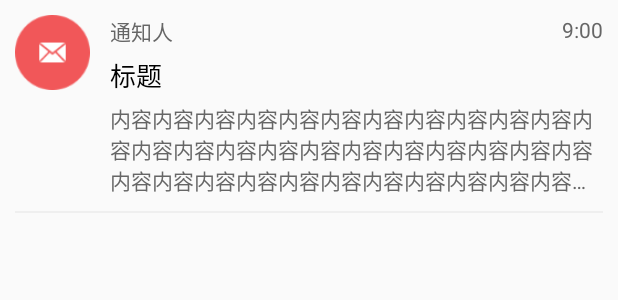
After one commit to hostgithub/OaSystem, an Android app: the layout item_notice_list.xml on its own in the app's theme, with its tools: preview values and no code run, on a phone screen of 412 x 824 dp. The commit adds this screen. Shown: the top 300 px of the screen. Run offline under Robolectric (Android 15) with nearby library versions, the phone set to English and light mode, and no system bars.

Commit message:
列表条目xml

```diff
--- a/app/src/main/java/com/gdtc/oasystem/fragment/MineFragmentTest.java
+++ b/app/src/main/java/com/gdtc/oasystem/fragment/MineFragmentTest.java
@@ -13,6 +13,7 @@ import com.gdtc.oasystem.R;
 import com.gdtc.oasystem.base.BaseFragment;
 import com.gdtc.oasystem.ui.ChangePasswordActivity;
 import com.gdtc.oasystem.ui.LoginTestActivity;
+import com.gdtc.oasystem.utils.DataCleanManagerUtils;
 
 import butterknife.BindView;
 import butterknife.ButterKnife;
@@ -70,7 +71,12 @@ public class MineFragmentTest extends BaseFragment {
                 }
                 break;
             case R.id.clear:
-                Toast.makeText(getActivity(),"清除缓存成功",Toast.LENGTH_SHORT).show();
+                try {
+                    DataCleanManagerUtils.clearAllCache(getActivity());
+                    Toast.makeText(getActivity(),"清除缓存成功",Toast.LENGTH_SHORT).show();
+                } catch (Exception e) {
+                    e.printStackTrace();
+                }
                 break;
             case R.id.logOutRlt://退出登录
                 Toast.makeText(getActivity(),"退出登录",Toast.LENGTH_SHORT).show();
--- a/app/src/main/res/layout/activity_login_test.xml
+++ b/app/src/main/res/layout/activity_login_test.xml
@@ -16,7 +16,7 @@
             android:id="@+id/homeLyt" android:layout_width="fill_parent"
             android:layout_height="50.0dp">
             <ImageView android:layout_gravity="center_vertical" android:background="@mipmap/icon_person"
-                android:layout_width="25.0dp" android:layout_height="30.0dp"
+                android:layout_width="20.0dp" android:layout_height="30.0dp"
                 android:layout_marginLeft="10.0dp" />
             <View android:background="#19ffffff" android:layout_width="1.0dp"
                 android:layout_height="fill_parent" android:layout_marginLeft="10.0dp"
@@ -33,7 +33,7 @@
 
         <LinearLayout android:gravity="center" android:orientation="horizontal"
             android:layout_width="fill_parent" android:layout_height="50.0dp">
-            <ImageView android:background="@mipmap/icon_pass" android:layout_width="25.0dp"
+            <ImageView android:background="@mipmap/icon_pass" android:layout_width="20.0dp"
                 android:layout_height="30.0dp" android:layout_marginLeft="10.0dp" />
             <View android:background="#19ffffff" android:layout_width="1.0dp"
                 android:layout_height="fill_parent" android:layout_marginLeft="10.0dp"
--- a/app/src/main/res/layout/activity_zhengwu_apply.xml
+++ b/app/src/main/res/layout/activity_zhengwu_apply.xml
@@ -12,7 +12,7 @@
         android:background="@color/title_text_color" android:padding="5.0dip"
         android:layout_width="match_parent" android:layout_height="80dp">
         <ImageView
-            android:layout_width="wrap_content" android:background="@drawable/home"
+            android:layout_width="wrap_content" android:background="@mipmap/icon_d1"
             android:id="@+id/iv_danwei" android:layout_marginLeft="20dp"
             android:layout_height="wrap_content" android:layout_centerVertical="true"/>
         <TextView android:textSize="20.0sp" android:textColor="@color/title_color"
@@ -27,7 +27,7 @@
         android:padding="5.0dip" android:layout_width="match_parent"
         android:layout_height="80dp">
         <ImageView
-            android:layout_width="wrap_content" android:background="@drawable/home"
+            android:layout_width="wrap_content" android:background="@mipmap/icon_d1"
             android:id="@+id/iv_dept" android:layout_marginLeft="20dp"
             android:layout_height="wrap_content" android:layout_centerVertical="true"/>
         <TextView android:textSize="20.0sp" android:textColor="@color/title_color"
@@ -42,7 +42,7 @@
         android:padding="5.0dip" android:layout_width="match_parent"
         android:layout_height="80dp">
         <ImageView
-            android:layout_width="wrap_content" android:background="@drawable/home"
+            android:layout_width="wrap_content" android:background="@mipmap/icon_d1"
             android:id="@+id/iv_position" android:layout_marginLeft="20dp"
             android:layout_height="wrap_content" android:layout_centerVertical="true"/>
         <TextView android:textSize="20.0sp" android:textColor="@color/title_color"
--- /dev/null
+++ b/app/src/main/res/layout/item_notice_list.xml
@@ -0,0 +1,65 @@
+<?xml version="1.0" encoding="utf-8"?>
+<RelativeLayout
+    xmlns:android="http://schemas.android.com/apk/res/android"
+    xmlns:tools="http://schemas.android.com/tools"
+    android:layout_width="match_parent"
+    android:layout_height="wrap_content"
+    android:background="?attr/selectableItemBackground"
+    android:padding="10dp">
+
+    <RelativeLayout
+        android:layout_width="match_parent"
+        android:layout_height="wrap_content" android:id="@+id/rl">
+        <ImageView
+            android:layout_width="50dp" android:id="@+id/image"
+            android:layout_height="50dp" android:src="@mipmap/icon_d1"
+            />
+
+        <TextView
+            android:id="@+id/tv_name"
+            android:layout_width="wrap_content"
+            android:layout_height="wrap_content"
+            android:maxLines="1"
+            android:textColor="#666666" android:ellipsize="end"
+            android:textSize="14sp"
+            tools:text="通知人"
+            android:layout_marginStart="13dp"
+            android:layout_alignTop="@+id/image"
+            android:layout_toEndOf="@+id/image" />
+        <TextView
+            android:id="@+id/tv_title"
+            android:layout_width="wrap_content"
+            android:layout_height="wrap_content"
+            android:maxLines="1"
+            android:textColor="#000" android:ellipsize="end"
+            android:textSize="17sp"
+            tools:text="标题" android:layout_marginTop="5dp"
+            android:layout_marginStart="13dp"
+            android:layout_below="@+id/tv_name"
+            android:layout_toEndOf="@+id/image" />
+        <TextView
+            android:id="@+id/tv_content"
+            android:layout_width="wrap_content"
+            android:layout_height="wrap_content"
+            android:textColor="#666666"
+            android:textSize="14sp"
+            tools:text="内容内容内容内容内容内容内容内容内容内容内容内容内容内容内容内容内容内容内容内容内容内容内容内容内容内容内容内容内容内容内容内容内容内容内容内容内容内容内容内容内容内容内容"
+            android:maxLines="3"
+            android:ellipsize="end" android:layout_marginTop="5dp"
+            android:layout_below="@+id/tv_title"
+            android:layout_alignStart="@+id/tv_title" />
+        <TextView
+            android:id="@+id/tv_time"
+            android:layout_width="wrap_content"
+            android:layout_height="wrap_content"
+            android:textColor="#666666"
+            android:textSize="14sp"
+            tools:text="9:00"
+            android:layout_alignParentRight="true" />
+    </RelativeLayout>
+
+    <View
+        android:layout_width="match_parent" android:background="@drawable/realline"
+        android:layout_height="1dp" android:layout_below="@+id/rl"
+        android:layout_marginTop="10dp"/>
+</RelativeLayout>
```
Also changed, not shown: app/src/main/res/mipmap-xxhdpi/icon_pass.png (renamed from app/src/main/res/mipmap-xhdpi/icon_pass.png), app/src/main/res/mipmap-xxhdpi/icon_person.png (renamed from app/src/main/res/mipmap-xhdpi/icon_person.png).
